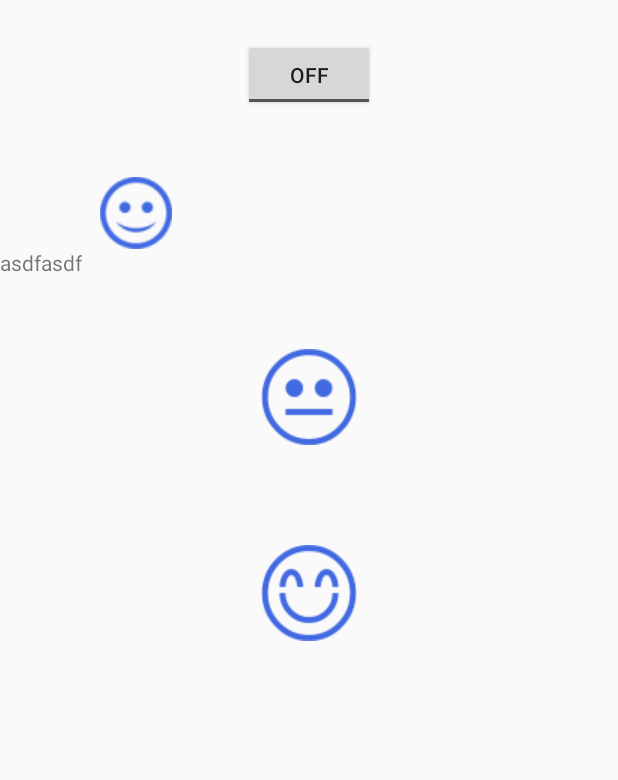
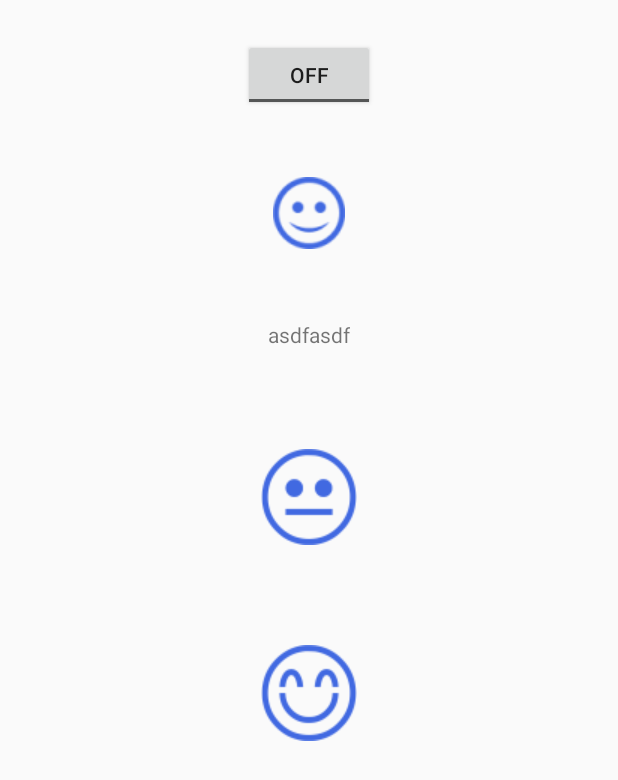
Before and after one commit to melchauu/dementia, an Android app: the screen it shows after launch (MainActivity), on a phone screen of 412 x 824 dp. Shown: the top 780 px of the screen. Run offline under Robolectric (Android 15) with nearby library versions, the phone set to English and light mode, and no system bars.

Commit message:
sentiment scoring

```diff
--- a/app/src/main/java/com/example/melody/dementia/MainActivity.java
+++ b/app/src/main/java/com/example/melody/dementia/MainActivity.java
@@ -42,7 +42,7 @@ public class MainActivity extends Activity implements
     private Intent recognizerIntent;
     private String LOG_TAG = "VoiceRecogActivity";
     private ImageView returnedImages;
-
+    private ImageView sentimentFace;
 
     @Override
     protected void onCreate(Bundle savedInstanceState) {
@@ -53,7 +53,8 @@ public class MainActivity extends Activity implements
         returnedText = (TextView) findViewById(R.id.textView1);
         progressBar = (ProgressBar) findViewById(R.id.progressBar1);
         toggleButton = (ToggleButton) findViewById(R.id.toggleButton1);
-        returnedImages = (ImageView) findViewById (R.id.imageView1);
+        returnedImages = (ImageView) findViewById (R.id.imageView2);
+        sentimentFace = (ImageView) findViewById (R.id.imageView1);
 
         progressBar.setVisibility(View.INVISIBLE);
         speech = SpeechRecognizer.createSpeechRecognizer(this);
@@ -194,7 +195,7 @@ public class MainActivity extends Activity implements
 
             JSONArray returnedSentimentJson = new JSONArray();
             JSONObject theFinalSentiment = new JSONObject();
-            Double feelingSentiment;
+            Double feelingSentiment = 0.0;
 
             if (returnedJsonSentiment.getJSONArray("documents") != null) {
                 returnedSentimentJson = returnedJsonSentiment.getJSONArray("documents");
@@ -207,6 +208,17 @@ public class MainActivity extends Activity implements
                     }
                 }
             }
+
+
+                if (feelingSentiment> 0.7){
+                    sentimentFace.setBackgroundResource(R.drawable.emoticon_17_48);
+                }
+                else if (feelingSentiment> 0.5){
+                sentimentFace.setBackgroundResource(R.drawable.happy_48);
+                }
+                else {
+                    sentimentFace.setBackgroundResource(R.drawable.emoticon_3_48);
+                }
 
             for (int i = 0; i < theFinalWords.length(); i++) {
                 theFinalWords.getString(i);
--- a/app/src/main/res/layout/activity_main.xml
+++ b/app/src/main/res/layout/activity_main.xml
@@ -22,18 +22,15 @@
         android:text="asdfasdf"
         android:layout_width="wrap_content"
         android:layout_height="wrap_content"
-        android:layout_below="@+id/progressBar1"
-        android:paddingRight="400px"
+        android:layout_below="@+id/imageView1"
+        android:layout_centerHorizontal="true"
         android:layout_marginTop="47dp" />
     <ImageView
         android:id="@+id/imageView1"
         android:layout_width="wrap_content"
         android:layout_height="wrap_content"
-        android:layout_alignParentLeft="true"
-        android:layout_alignParentStart="true"
         android:layout_below="@+id/progressBar1"
         android:src="@drawable/happy_48"
-        android:paddingLeft="100px"
         android:layout_centerHorizontal="true" />
 
     <ImageView
@@ -43,7 +40,7 @@
         android:layout_width="wrap_content"
         android:layout_height="wrap_content"
         android:src="@drawable/emoticon_3_64"
-        android:layout_below="@+id/imageView1"
+        android:layout_below="@+id/textView1"
         android:layout_centerHorizontal="true" />
 
     <ImageView
```
Also changed, not shown: app/src/main/res/drawable/speech_bubble.png (added).
